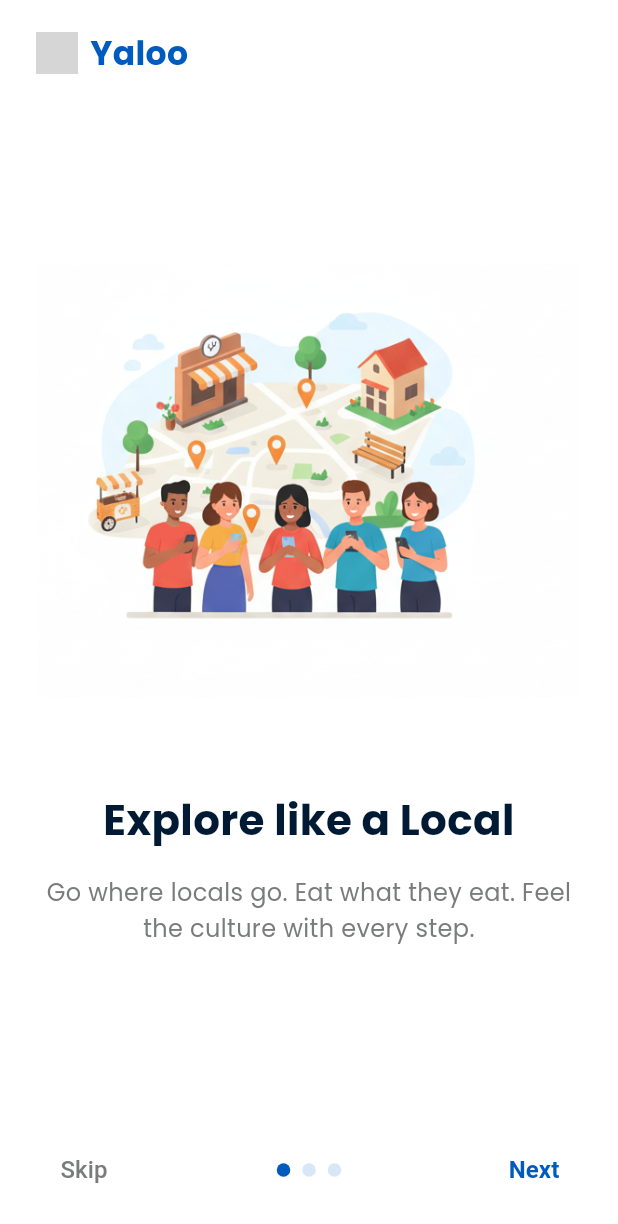
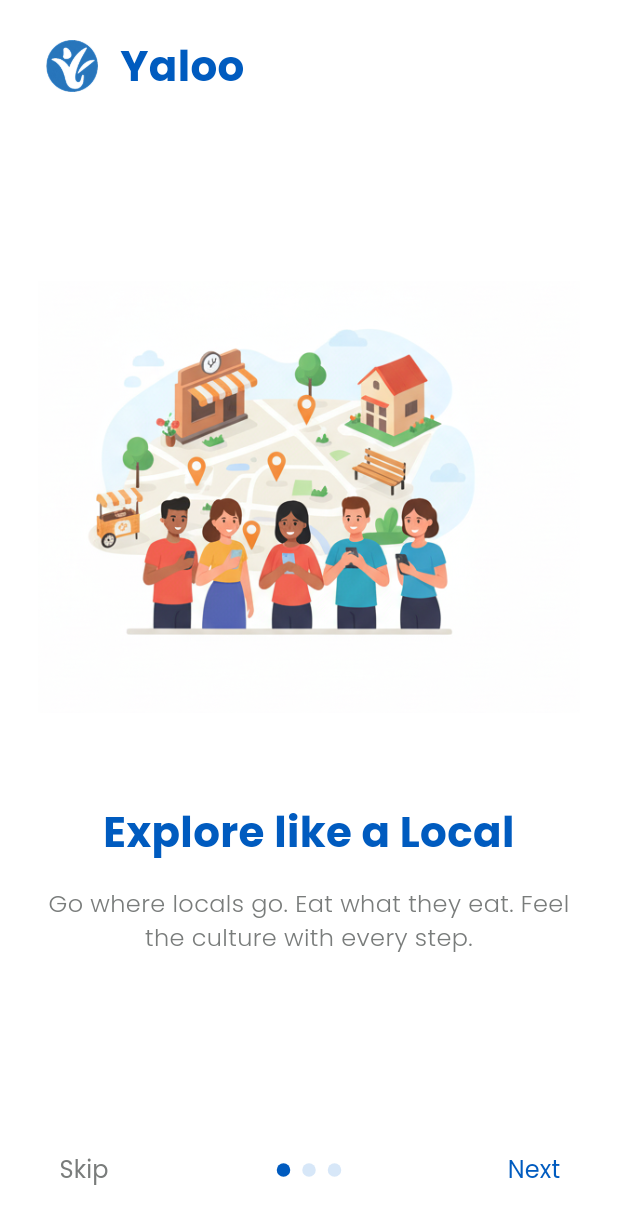
Before and after one commit to yaloolk/yaloo, a Flutter app: the screen it shows after launch, on a phone screen of 412 x 824 dp. Shown: the top 1224 px of the screen. Run offline on Flutter 3.47's test engine with Material 3 defaults, Android fonts, the phone set to English and light mode, and no system bars; our stand-ins replace google_fonts; grey boxes are pictures that could not be loaded.

Commit message:
Onboarding 1 Updates

```diff
--- a/lib/features/onboarding/screens/onboarding1.dart
+++ b/lib/features/onboarding/screens/onboarding1.dart
@@ -1,5 +1,7 @@
 import 'package:flutter/material.dart';
 import '../../../../core/constants/colors.dart';
+import '../../../core/constants/app_text_styles.dart';
+
 
 class Onboarding1Screen extends StatelessWidget {
   const Onboarding1Screen({Key? key}) : super(key: key);
@@ -46,10 +48,9 @@ class Onboarding1Screen extends StatelessWidget {
       children: [
 
         Image.asset(
-          'assets/icons/Yaloo_logo.png', // <-- Yaloo logo
-          width: 28,
-          height: 28,
-          // color: AppColors.primaryBlue,
+          'assets/images/yaloo_logo.png', // <-- Yaloo logo
+          width: 48,
+          height: 48,
           errorBuilder: (context, error, stackTrace) {
             // This fallback icon will show if the logo isn't found
             return Icon(
@@ -63,11 +64,12 @@ class Onboarding1Screen extends StatelessWidget {
         SizedBox(width: 8),
         Text(
           'Yaloo',
-          style: TextStyle(
-            fontSize: 22,
-            fontWeight: FontWeight.bold,
-            color: AppColors.primaryBlue, // Using primary blue for the text
-          ),
+          style: AppTextStyles.headlineLarge,
+          // style: TextStyle(
+          //   fontSize: 22,
+          //   fontWeight: FontWeight.w900,
+          //   color: AppColors.primaryBlue, // Using primary blue for the text
+          // ),
         ),
       ],
     );
@@ -113,22 +115,14 @@ class Onboarding1Screen extends StatelessWidget {
         Text(
           'Explore like a Local',
           textAlign: TextAlign.center,
-          style: TextStyle(
-            fontSize: 28,
-            fontWeight: FontWeight.bold,
-            // Using a very dark blue for high contrast, as in the image
-            color: Color(0xFF001A33),
-          ),
+          style: AppTextStyles.headlineLarge,
         ),
         SizedBox(height: 16),
         Text(
           'Go where locals go. Eat what they eat. Feel the culture with every step.',
           textAlign: TextAlign.center,
-          style: TextStyle(
-            fontSize: 16,
-            color: AppColors.primaryGray,
-            height: 1.5, // Improves readability of multi-line text
-          ),
+          style: AppTextStyles.bodySmall,
+
         ),
       ],
     );
@@ -146,11 +140,7 @@ class Onboarding1Screen extends StatelessWidget {
           },
           child: Text(
             'Skip',
-            style: TextStyle(
-              color: AppColors.primaryGray,
-              fontSize: 16,
-              fontWeight: FontWeight.w500,
-            ),
+            style: AppTextStyles.bodyLarge,
           ),
         ),
 
@@ -175,7 +165,7 @@ class Onboarding1Screen extends StatelessWidget {
             style: TextStyle(
               color: AppColors.primaryBlue,
               fontSize: 16,
-              fontWeight: FontWeight.bold,
+              fontWeight: FontWeight.w400,
             ),
           ),
         ),
--- a/lib/main.dart
+++ b/lib/main.dart
@@ -1,6 +1,7 @@
 import 'package:flutter/material.dart';
 import 'core/constants/colors.dart';
 import 'routes/app_routes.dart';
+import 'package:google_fonts/google_fonts.dart';
 
 void main() {
   WidgetsFlutterBinding.ensureInitialized();
@@ -16,6 +17,7 @@
       debugShowCheckedModeBanner: false,
       title: 'Yaloo - Explore Sri Lanka',
       theme: ThemeData(
+        // fontFamily: 'Poppins',
         primaryColor: AppColors.primaryBlue,
         scaffoldBackgroundColor: AppColors.thirdBlue,
         colorScheme: ColorScheme.fromSeed(
@@ -23,8 +25,8 @@
           primary: AppColors.primaryBlue,
           secondary: AppColors.eggplant,
         ),
-        textTheme: const TextTheme(
-          bodyMedium: TextStyle(fontFamily: 'Poppins'),
+        textTheme: GoogleFonts.poppinsTextTheme(
+          Theme.of(context).textTheme,
         ),
       ),
        initialRoute: '/onboarding1', // Start app from Onboarding 1
```
Also changed, not shown: pubspec.yaml (+3 -8 lines), pubspec.lock.
